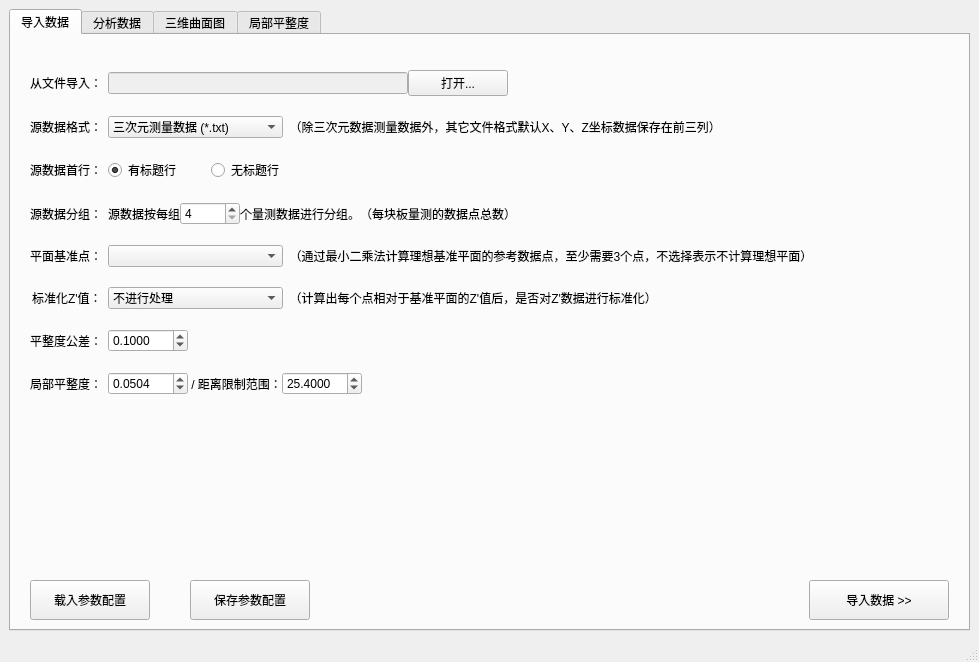
The window that ui/mainWindow.ui (helscn/flatness_analyzer) describes before a commit, drawn with Qt 5.
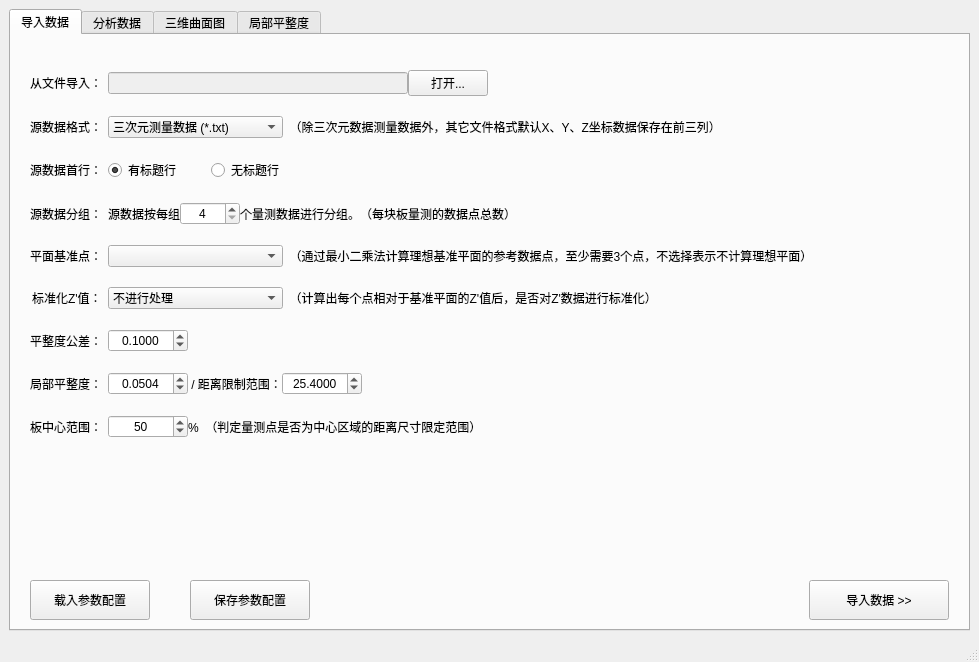
The same window after the commit. Custom widgets are drawn as their Qt base class.

Commit message: 增加中心区域形貌判断功能

Diff of the .ui file:
```diff
--- a/ui/mainWindow.ui
+++ b/ui/mainWindow.ui
@@ -96,6 +96,19 @@
               </property>
              </widget>
             </item>
+            <item>
+             <spacer name="horizontalSpacer_9">
+              <property name="orientation">
+               <enum>Qt::Horizontal</enum>
+              </property>
+              <property name="sizeHint" stdset="0">
+               <size>
+                <width>40</width>
+                <height>20</height>
+               </size>
+              </property>
+             </spacer>
+            </item>
            </layout>
           </item>
           <item row="2" column="0">
@@ -173,6 +186,9 @@
                 <height>0</height>
                </size>
               </property>
+              <property name="alignment">
+               <set>Qt::AlignCenter</set>
+              </property>
               <property name="minimum">
                <number>4</number>
               </property>
@@ -345,6 +361,9 @@
                 <height>16777215</height>
                </size>
               </property>
+              <property name="alignment">
+               <set>Qt::AlignCenter</set>
+              </property>
               <property name="decimals">
                <number>4</number>
               </property>
@@ -394,6 +413,9 @@
                 <height>16777215</height>
                </size>
               </property>
+              <property name="alignment">
+               <set>Qt::AlignCenter</set>
+              </property>
               <property name="decimals">
                <number>4</number>
               </property>
@@ -426,6 +448,9 @@
                 <height>16777215</height>
                </size>
               </property>
+              <property name="alignment">
+               <set>Qt::AlignCenter</set>
+              </property>
               <property name="decimals">
                <number>4</number>
               </property>
@@ -499,6 +524,65 @@
             </item>
            </layout>
           </item>
+          <item row="9" column="0">
+           <widget class="QLabel" name="label_19">
+            <property name="text">
+             <string>板中心范围：</string>
+            </property>
+           </widget>
+          </item>
+          <item row="9" column="1">
+           <layout class="QHBoxLayout" name="horizontalLayout_18">
+            <item>
+             <widget class="QSpinBox" name="centralZoneLimit">
+              <property name="minimumSize">
+               <size>
+                <width>80</width>
+                <height>0</height>
+               </size>
+              </property>
+              <property name="maximumSize">
+               <size>
+                <width>80</width>
+                <height>16777215</height>
+               </size>
+              </property>
+              <property name="alignment">
+               <set>Qt::AlignCenter</set>
+              </property>
+              <property name="minimum">
+               <number>10</number>
+              </property>
+              <property name="maximum">
+               <number>90</number>
+              </property>
+              <property name="value">
+               <number>50</number>
+              </property>
+             </widget>
+            </item>
+            <item>
+             <widget class="QLabel" name="label_20">
+              <property name="text">
+               <string>%  （判定量测点是否为中心区域的距离尺寸限定范围）</string>
+              </property>
+             </widget>
+            </item>
+            <item>
+             <spacer name="horizontalSpacer_11">
+              <property name="orientation">
+               <enum>Qt::Horizontal</enum>
+              </property>
+              <property name="sizeHint" stdset="0">
+               <size>
+                <width>40</width>
+                <height>20</height>
+               </size>
+              </property>
+             </spacer>
+            </item>
+           </layout>
+          </item>
          </layout>
         </item>
         <item>
```
Left out of the diff: 11 changed lines with no effect on the pictures. The commit also changes 4 other files.
